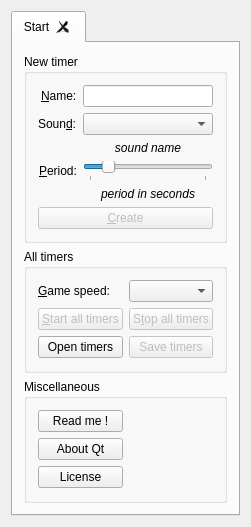
Qt form MainWindow.ui (Folcogh/SC2Metro) before a commit.
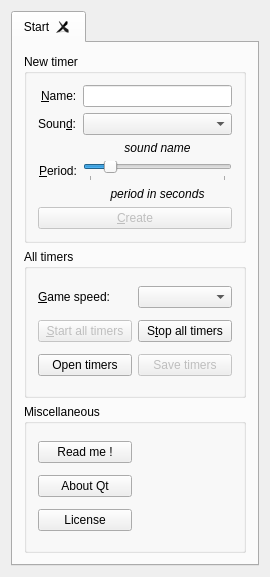
The same form after that commit. Icons and pictures are not drawn.

Commit message: - FIX: enable the Start All button if there is a timer available on file opening - FIX: establish the Start all -> start connection on file opening - FIX: establish the Stop all -> stop connection on file opening - FIX: establish the multiplierChanged connection on file opening - FIX: close all timers on file opening

Patch:
```diff
--- a/MainWindow.ui
+++ b/MainWindow.ui
@@ -6,8 +6,8 @@
    <rect>
     <x>0</x>
     <y>0</y>
-    <width>237</width>
-    <height>491</height>
+    <width>270</width>
+    <height>577</height>
    </rect>
   </property>
   <property name="windowTitle">
@@ -179,9 +179,6 @@
              </item>
              <item>
               <widget class="QPushButton" name="buttonStopAllTimers">
-               <property name="enabled">
-                <bool>false</bool>
-               </property>
                <property name="text">
                 <string>S&amp;top all timers</string>
                </property>
```
The commit also changes 6 other files.
